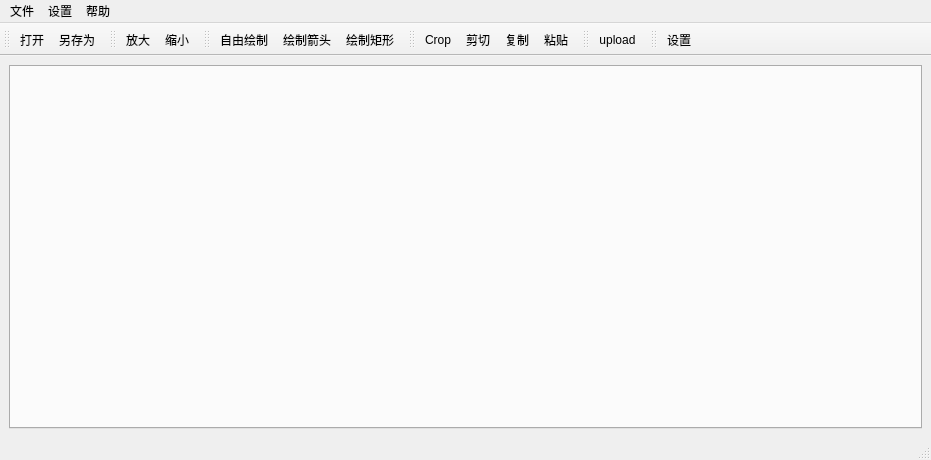
Above: ui/editwindow.ui from kuaidy/QScreenShot before the change. Below: the same form after it.
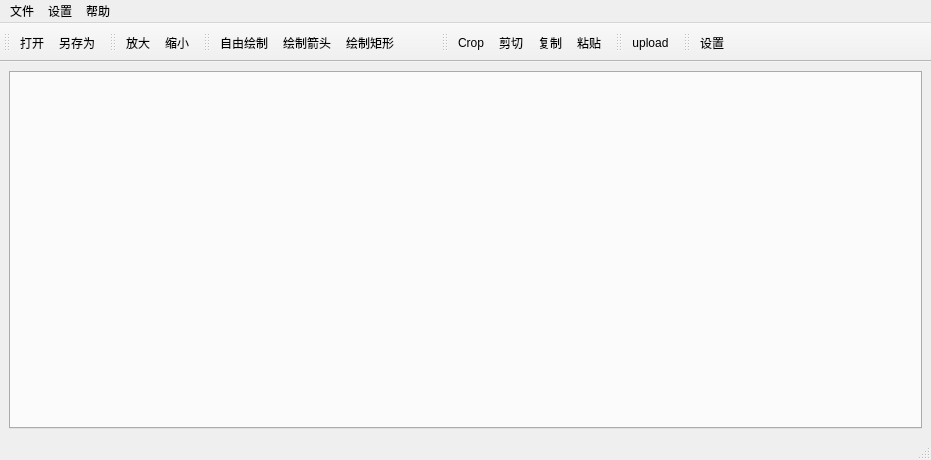
That is the form after the change. Icons and pictures are not drawn.

Commit message: modified:   QScreenShot.pro 	deleted:    QScreenShot.pro.user 	modified:   include/editwindow.h

The edit to the form file:
```diff
--- a/ui/editwindow.ui
+++ b/ui/editwindow.ui
@@ -90,6 +90,9 @@
    <property name="windowTitle">
     <string>toolBar</string>
    </property>
+   <property name="styleSheet">
+    <string notr="true"/>
+   </property>
    <attribute name="toolBarArea">
     <enum>TopToolBarArea</enum>
    </attribute>
@@ -99,6 +102,7 @@
    <addaction name="actionpaintfreedom"/>
    <addaction name="paintarrow"/>
    <addaction name="paintrec"/>
+   <addaction name="selectcolor"/>
   </widget>
   <widget class="QToolBar" name="toolBarOption">
    <property name="windowTitle">
@@ -309,6 +313,17 @@
     <string>粘贴图像</string>
    </property>
   </action>
+  <action name="selectcolor">
+   <property name="icon">
+    <iconset theme="accessories-calculator"/>
+   </property>
+   <property name="text">
+    <string/>
+   </property>
+   <property name="toolTip">
+    <string>选择颜色</string>
+   </property>
+  </action>
  </widget>
  <resources>
   <include location="../resource/resource.qrc"/>
```
Left out of the diff: 6 changed lines with no effect on the pictures. The commit also changes 13 other files.
